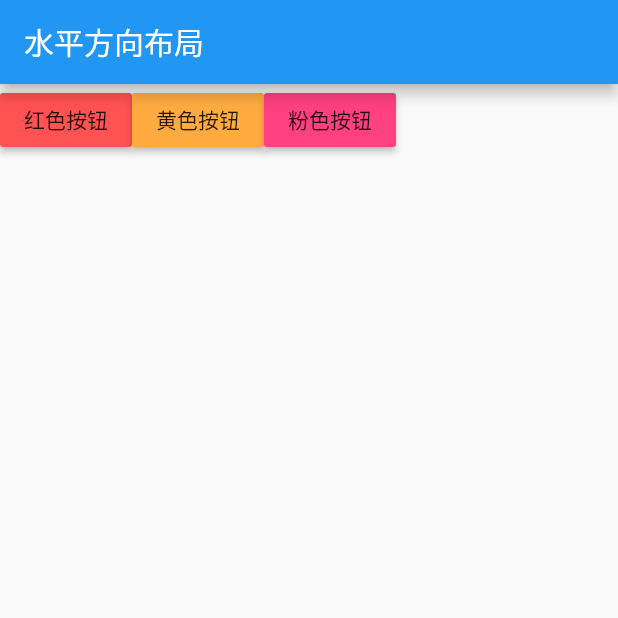
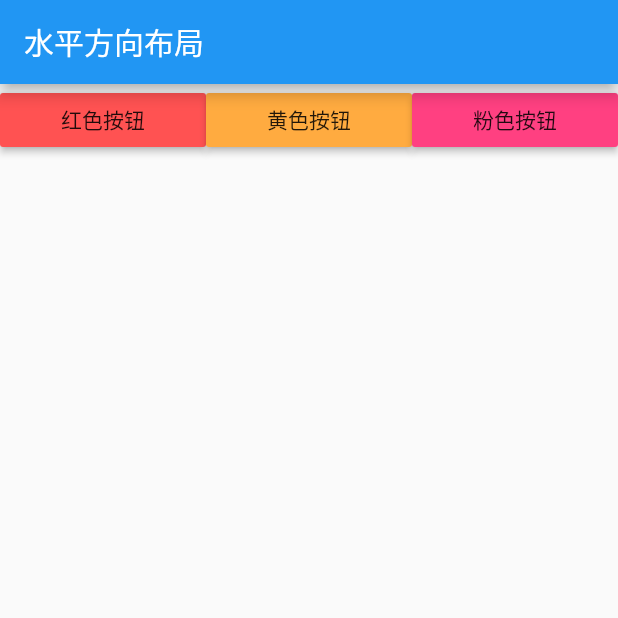
Before and after one commit to Insua/learn_flutter, a Flutter app: the screen it shows after launch, on a phone screen of 412 x 824 dp, the top half of it. Run offline on Flutter 3.47's test engine with Material 2 defaults, Android fonts, the phone set to English and light mode, and no system bars.

Commit message:
did everything

```diff
--- a/lib/main.dart
+++ b/lib/main.dart
@@ -12,24 +12,24 @@ class MyApp extends StatelessWidget{
         ),
         body: new Row(
           children: <Widget>[
-            new RaisedButton(onPressed: (){
+            Expanded(child:new RaisedButton(onPressed: (){
 
             },
               color: Colors.redAccent,
               child: new Text('红色按钮'),
-            ),
-            new RaisedButton(onPressed: () {
+            )),
+            Expanded(child:new RaisedButton(onPressed: () {
 
             },
               color: Colors.orangeAccent,
               child: new Text('黄色按钮'),
-            ),
-            new RaisedButton(onPressed: (){
+            )),
+            Expanded(child:new RaisedButton(onPressed: (){
 
             },
               color: Colors.pinkAccent,
               child: new Text('粉色按钮'),
-            )
+            ))
           ],
         ),
       ),
```
